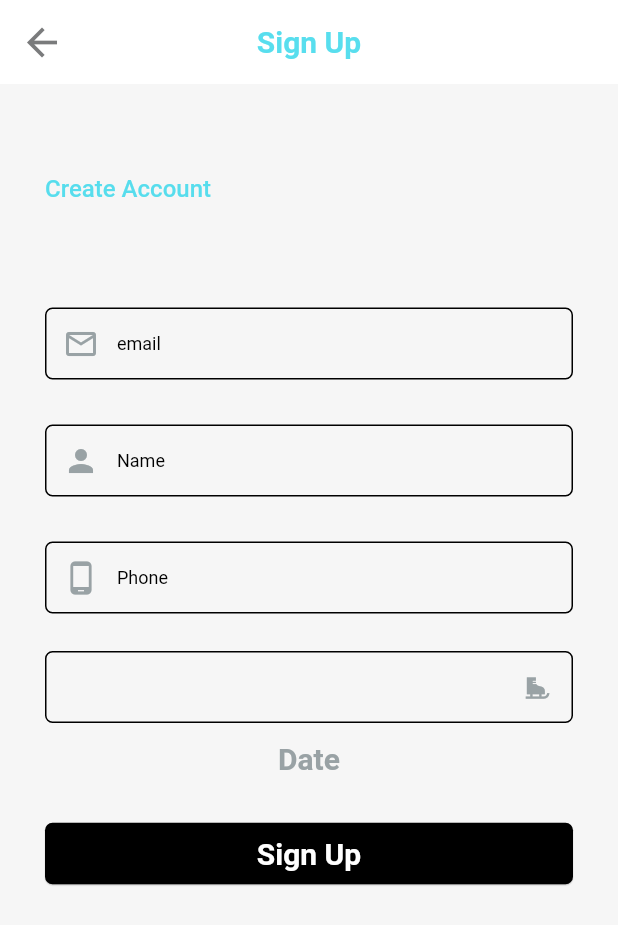
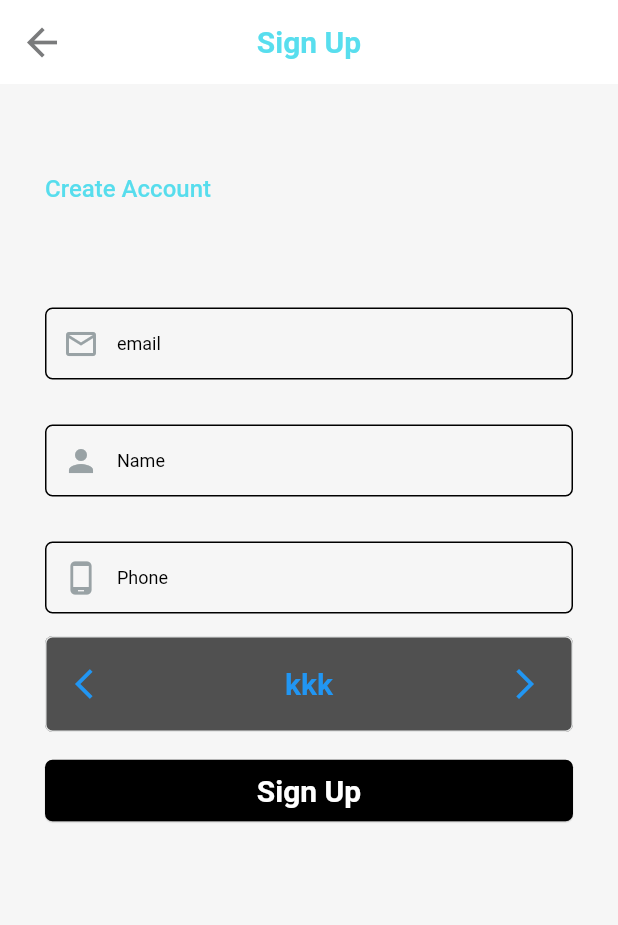
Before and after one commit to nujud-alharbi/api_task, a Flutter app: the SignUpScreen screen opened directly, on a phone screen of 412 x 824 dp. Shown: the top 925 px of the screen. Run offline on Flutter 3.47's test engine with Material 2 defaults, Android fonts, the phone set to English and light mode, and no system bars; our stand-ins replace get, get_storage, google_fonts; accounts and stored records are empty; Roboto replaces fonts that are missing (Ubuntu).

Commit message:
feat : logic auth

```diff
--- a/lib/feature/auth/view/screen/SignUp.dart
+++ b/lib/feature/auth/view/screen/SignUp.dart
@@ -71,48 +71,32 @@ class SignUpScreen extends StatelessWidget {
               height: 15,
             ),
 
-            GetBuilder<AuthController>(builder: (_) {
-              return TextFieldWidget(
-
-                // readOnly: true,
-                controller: authController.dateController,
-
-                obscureText: false,
-                // validator: (value) {
-                //   if (value.toString().isEmpty) {
-                //     return 'Please enter Date'.tr;
-                //   } else {
-                //     return null;
-                //   }
-                // },
-
-                suffixIcon: IconButton(
-                  onPressed: () {
-                    authController.chooseDate();
-                  },
-                  icon: authController.isDate
-                      ? SizedBox(
-                      height: 19,
-                      width: 19,
-                      child: Icon(Icons.ice_skating))
-                  // color: labalColor, size: 20)
-                      : SizedBox(
-                      height: 19,
-                      width: 19,
-                      child: Icon(Icons.ice_skating)),
-                  iconSize: 18,
-                ),
-
-                // hintText: 'DD/MM/YY', type: TextInputType.number,
-                // readOnly: true,
-              );
-            }),
 
 
+            GetBuilder<AuthController>(builder: (_) {
+                return SizedBox(
+                    width: 480,
+                    child: OutlinedButton(onPressed: () {
+                      authController.chooseDate();
 
-            SizedBox(
-                width: 480,
-                child: TextButton(onPressed: () {}, child: Text("Date"))),
+                    }, child:
+
+
+                    Padding(
+                      padding: const EdgeInsets.only(right: 20.0 ,left: 20.0),
+                      child: Row(
+                   mainAxisAlignment: MainAxisAlignment.spaceBetween,
+                        children:  [
+                          Icon(Icons.arrow_back_ios),
+
+                          Text( authController.isDate?
+                          authController.dateButton: "kkk" ),
+                          Icon(Icons.arrow_forward_ios),
+                        ],
+                      ),
+                    )));
+              }
+            ),
             const SizedBox(
               height: 15,
             ),
@@ -124,7 +108,7 @@ class SignUpScreen extends StatelessWidget {
                   var data = User(
                       name: authController.nameController.text,
                       email: authController.emailController.text,
-                      phoneNum: int.parse(authController.phoneController.text,
+                      phoneNum: int.parse(authController.phoneController.text
 
                       ), id: authController.emailController.text,
                   birthDate:authController.dattta);
```
Also changed, not shown: lib/feature/auth/logic/controller/auth_controller.dart (+20 -26 lines).
